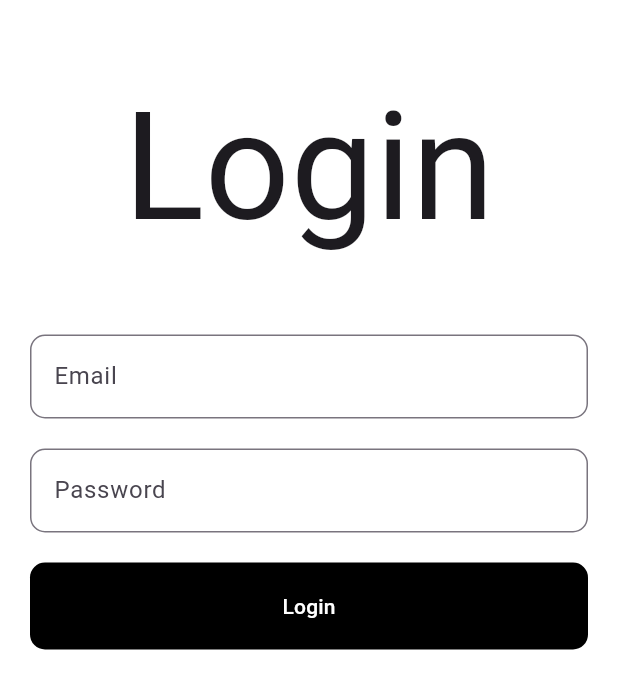
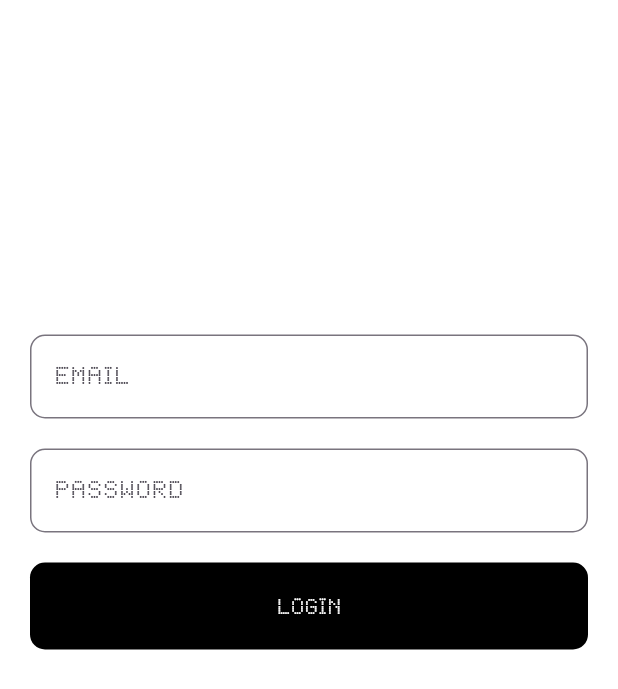
Before and after one commit to AnandhuA/Musiq, a Flutter app: the screen it shows after launch, item 2 of the bottom bar chosen, after a tap on "LogIn", on a phone screen of 412 x 824 dp. Shown: the top 689 px of the screen. Run offline on Flutter 3.47's test engine with Material 3 defaults, Android fonts, the phone set to English and light mode, and no system bars; our stand-ins replace audio_service, audio_video_progress_bar, bloc, cached_network_image, cloud_firestore, firebase_auth and 8 more; missing offline and left inert: uni_links2; accounts and stored records are empty; network calls fail.

Commit message:
font change

```diff
--- a/lib/core/colors.dart
+++ b/lib/core/colors.dart
@@ -1,6 +1,6 @@
 import 'package:flutter/material.dart';
 
-const Color red = Colors.red;
+const Color red = Color(0xFFD71921);
 const Color blue = Colors.blue;
 const Color green = Colors.green;
 const Color yellow = Colors.yellow;
@@ -11,7 +11,7 @@ const Color black = Colors.black;
 const Color white = Colors.white;
 
 const List<Color> colorList = [
-  Colors.red,
+  Color(0xFFD71921),
   Colors.redAccent,
   Colors.teal,
   Colors.tealAccent,
--- a/lib/core/theme.dart
+++ b/lib/core/theme.dart
@@ -11,6 +11,23 @@ class ThemeClass {
     bottomNavigationBarTheme: const BottomNavigationBarThemeData(
       backgroundColor: Colors.white,
     ),
+    textTheme: ThemeData.light().textTheme.copyWith(
+          displayLarge: const TextStyle(fontFamily: 'LED-Dot-Matrix'),
+          displayMedium: const TextStyle(fontFamily: 'LED-Dot-Matrix'),
+          displaySmall: const TextStyle(fontFamily: 'LED-Dot-Matrix'),
+          headlineLarge: const TextStyle(fontFamily: 'LED-Dot-Matrix'),
+          headlineMedium: const TextStyle(fontFamily: 'LED-Dot-Matrix'),
+          headlineSmall: const TextStyle(fontFamily: 'LED-Dot-Matrix'),
+          titleLarge: const TextStyle(fontFamily: 'LED-Dot-Matrix'),
+          titleMedium: const TextStyle(fontFamily: 'LED-Dot-Matrix'),
+          titleSmall: const TextStyle(fontFamily: 'LED-Dot-Matrix'),
+          bodyLarge: const TextStyle(fontFamily: 'LED-Dot-Matrix'),
+          bodyMedium: const TextStyle(fontFamily: 'LED-Dot-Matrix'),
+          bodySmall: const TextStyle(fontFamily: 'LED-Dot-Matrix'),
+          labelLarge: const TextStyle(fontFamily: 'LED-Dot-Matrix'),
+          labelMedium: const TextStyle(fontFamily: 'LED-Dot-Matrix'),
+          labelSmall: const TextStyle(fontFamily: 'LED-Dot-Matrix'),
+        ),
   );
 
   static ThemeData darkTheme = ThemeData.dark().copyWith(
@@ -23,5 +40,22 @@ class ThemeClass {
     bottomNavigationBarTheme: const BottomNavigationBarThemeData(
       backgroundColor: Colors.black,
     ),
+    textTheme: ThemeData.light().textTheme.copyWith(
+          displayLarge: const TextStyle(fontFamily: 'LED-Dot-Matrix'),
+          displayMedium: const TextStyle(fontFamily: 'LED-Dot-Matrix'),
+          displaySmall: const TextStyle(fontFamily: 'LED-Dot-Matrix'),
+          headlineLarge: const TextStyle(fontFamily: 'LED-Dot-Matrix'),
+          headlineMedium: const TextStyle(fontFamily: 'LED-Dot-Matrix'),
+          headlineSmall: const TextStyle(fontFamily: 'LED-Dot-Matrix'),
+          titleLarge: const TextStyle(fontFamily: 'LED-Dot-Matrix'),
+          titleMedium: const TextStyle(fontFamily: 'LED-Dot-Matrix'),
+          titleSmall: const TextStyle(fontFamily: 'LED-Dot-Matrix'),
+          bodyLarge: const TextStyle(fontFamily: 'LED-Dot-Matrix'),
+          bodyMedium: const TextStyle(fontFamily: 'LED-Dot-Matrix'),
+          bodySmall: const TextStyle(fontFamily: 'LED-Dot-Matrix'),
+          labelLarge: const TextStyle(fontFamily: 'LED-Dot-Matrix'),
+          labelMedium: const TextStyle(fontFamily: 'LED-Dot-Matrix'),
+          labelSmall: const TextStyle(fontFamily: 'LED-Dot-Matrix'),
+        ),
   );
 }
--- a/lib/presentation/mainPage.dart/bottomPlayer/bottom_player.dart
+++ b/lib/presentation/mainPage.dart/bottomPlayer/bottom_player.dart
@@ -94,6 +94,7 @@ class _MiniPlayerState extends State<MiniPlayer> {
               widget.onTap!();
             }
           },
+//---------- image ---------------
           leading: Container(
             child: ClipRRect(
               borderRadius: BorderRadius.circular(5),
@@ -107,10 +108,12 @@ class _MiniPlayerState extends State<MiniPlayer> {
               ),
             ),
           ),
+//-------- title ---------
           title: Text(
             _currentSongTitle,
             maxLines: 1,
           ),
+//--------- sub title -----------
           subtitle: Text(
             _currentSongSubTitle,
             maxLines: 1,
@@ -118,6 +121,7 @@ class _MiniPlayerState extends State<MiniPlayer> {
           trailing: Row(
             mainAxisSize: MainAxisSize.min,
             children: [
+//------------- previous song icon -------------
               IconButton(
                   onPressed: () async {
                     await audioHandler.skipToPrevious();
@@ -128,6 +132,7 @@ class _MiniPlayerState extends State<MiniPlayer> {
                   )),
               BlocBuilder<PlayAndPauseCubit, PlayAndPauseState>(
                 builder: (context, state) {
+//----------------  if state is loading  show loading -------------------
                   if (state is LoadingState) {
                     return Theme.of(context).brightness == Brightness.dark
                         ? Lottie.asset(
@@ -140,7 +145,9 @@ class _MiniPlayerState extends State<MiniPlayer> {
                             width: 60,
                             height: 60,
                           );
-                  } else if (state is PlayingState) {
+                  }
+// ----------  if state is playingState  show play button
+                  else if (state is PlayingState) {
                     return IconButton(
                       icon: Icon(
                         Icons.play_circle_fill_rounded,
@@ -150,7 +157,9 @@ class _MiniPlayerState extends State<MiniPlayer> {
                         audioHandler.play();
                       },
                     );
-                  } else if (state is PausedState) {
+                  }
+//----------------if state is pauseState show pause button
+                  else if (state is PausedState) {
                     return IconButton(
                       icon: Icon(
                         Icons.pause_circle_filled,
@@ -161,14 +170,16 @@ class _MiniPlayerState extends State<MiniPlayer> {
                       },
                     );
                   }
+//------------ error icon -------------
                   return IconButton(
                     icon: Icon(
-                      Icons.pause,
+                      Icons.error_outline_sharp,
                     ),
                     onPressed: () {},
                   );
                 },
               ),
+//----------- next song icon --------------
               IconButton(
                   onPressed: () async {
                     await audioHandler.skipToNext();
--- a/lib/presentation/mainPage.dart/main_page.dart
+++ b/lib/presentation/mainPage.dart/main_page.dart
@@ -220,6 +220,7 @@ class MainPageState extends State<MainPage> {
                     GButton(
                       icon: Icons.home,
                       text: 'Home',
+
                     ),
                     GButton(
                       icon: Icons.library_music_sharp,
--- a/lib/presentation/screens/homeScreen/home_screen.dart
+++ b/lib/presentation/screens/homeScreen/home_screen.dart
@@ -72,9 +72,11 @@ class HomeScreen extends StatelessWidget {
                         constHeight10,
                         state.lastplayed.isNotEmpty
                             ? Text(
-                                "  Last Played ",
+                                "Last Played ",
                                 style: TextStyle(
                                     fontSize: 25,
+                                    letterSpacing: 3,
+                                    height: 2,
                                     fontWeight: FontWeight.bold,
                                     color: colorList[colorIndex]),
                               )
@@ -194,6 +196,8 @@ class HomeScreen extends StatelessWidget {
                           " Top Playlist",
                           style: TextStyle(
                               fontSize: 25,
+                              letterSpacing: 3,
+                              height: 2,
                               fontWeight: FontWeight.bold,
                               color: colorList[colorIndex]),
                         ),
@@ -206,6 +210,8 @@ class HomeScreen extends StatelessWidget {
                           " Trending songs",
                           style: TextStyle(
                               fontSize: 25,
+                              letterSpacing: 3,
+                              height: 2,
                               fontWeight: FontWeight.bold,
                               color: colorList[colorIndex]),
                         ),
@@ -222,6 +228,8 @@ class HomeScreen extends StatelessWidget {
                                 "  Top Played ",
                                 style: TextStyle(
                                     fontSize: 25,
+                                    letterSpacing: 3,
+                                    height: 2,
                                     fontWeight: FontWeight.bold,
                                     color: colorList[colorIndex]),
                               )
@@ -336,6 +344,8 @@ class HomeScreen extends StatelessWidget {
                           " Artist",
                           style: TextStyle(
                               fontSize: 25,
+                              letterSpacing: 3,
+                              height: 2,
                               fontWeight: FontWeight.bold,
                               color: colorList[colorIndex]),
                         ),
@@ -348,6 +358,8 @@ class HomeScreen extends StatelessWidget {
                           " Playlist",
                           style: TextStyle(
                               fontSize: 25,
+                              letterSpacing: 3,
+                              height: 2,
                               fontWeight: FontWeight.bold,
                               color: colorList[colorIndex]),
                         ),
@@ -360,6 +372,8 @@ class HomeScreen extends StatelessWidget {
                           " TagMixes",
                           style: TextStyle(
                               fontSize: 25,
+                              letterSpacing: 3,
+                              height: 2,
                               fontWeight: FontWeight.bold,
                               color: colorList[colorIndex]),
                         ),
@@ -373,6 +387,8 @@ class HomeScreen extends StatelessWidget {
                           " Albums",
                           style: TextStyle(
                               fontSize: 25,
+                              letterSpacing: 3,
+                              height: 2,
                               fontWeight: FontWeight.bold,
                               color: colorList[colorIndex]),
                         ),
@@ -386,6 +402,8 @@ class HomeScreen extends StatelessWidget {
                           " BrowseDiscover",
                           style: TextStyle(
                               fontSize: 25,
+                              letterSpacing: 3,
+                              height: 2,
                               fontWeight: FontWeight.bold,
                               color: colorList[colorIndex]),
                         ),
@@ -512,11 +530,12 @@ class _SongList extends StatelessWidget {
                       ),
                     ),
                   ),
-                  constWidth20,
                   Text(
                     data.title ?? "no name",
                     style: const TextStyle(
-                        fontSize: 15, fontWeight: FontWeight.bold),
+                      fontSize: 15,
+                      fontWeight: FontWeight.w100,
+                    ),
                     overflow: TextOverflow.ellipsis,
                   ),
                   Text(
```
Also changed, not shown: pubspec.yaml (+9 -11 lines), assets/fonts/LED Dot-Matrix.ttf (added), assets/fonts/nothing.ttf (added).
